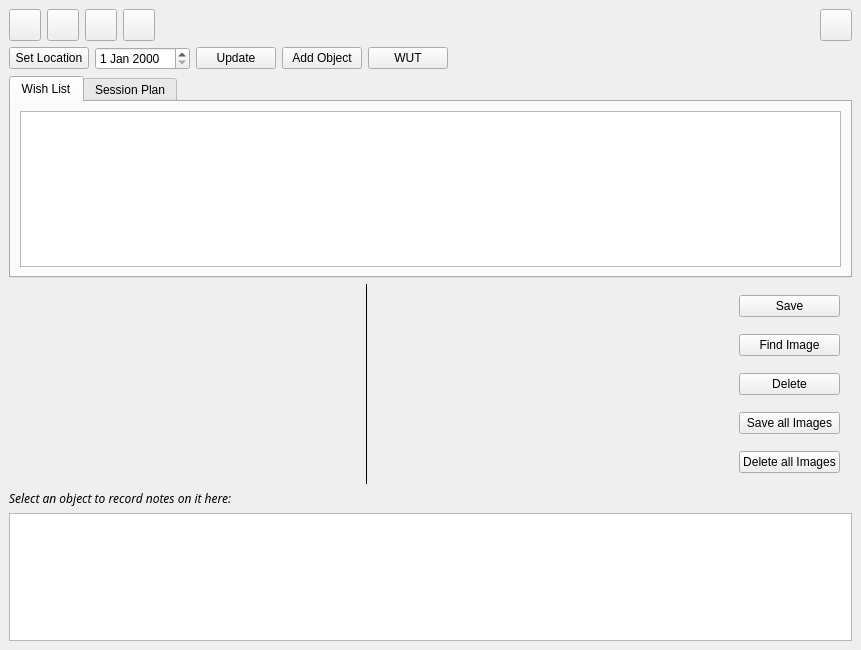
Before: the Qt Designer form kstars/tools/observinglist.ui in KDE/kstars, drawn with Qt 5.
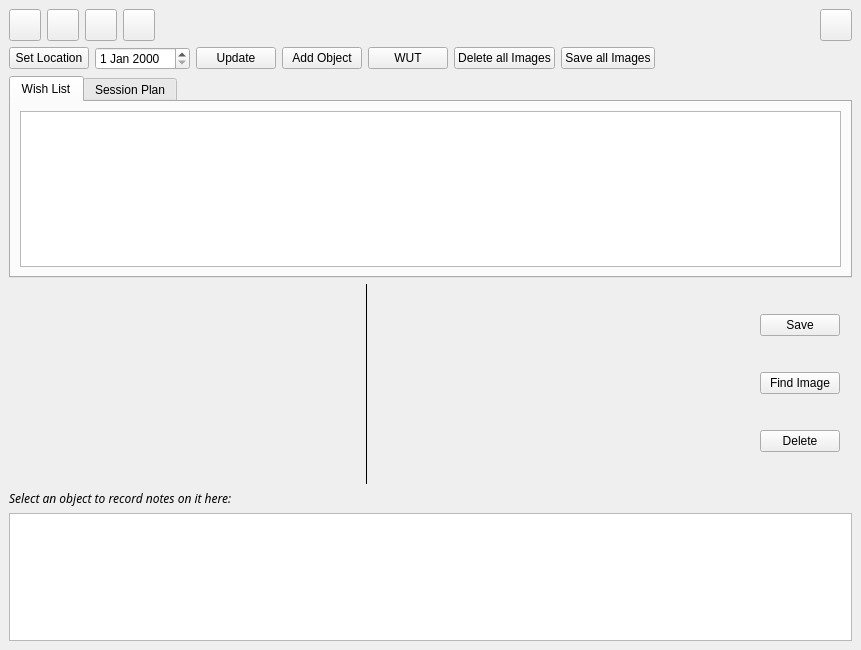
After: the same form once the commit is applied. Custom widgets are drawn as their Qt base class.

Commit message: Moving the Save all images and Delete all images to the top, this makes things look better.

What changed in the file:
```diff
--- a/kstars/tools/observinglist.ui
+++ b/kstars/tools/observinglist.ui
@@ -273,6 +273,26 @@
        </property>
       </widget>
      </item>
+     <item>
+      <widget class="QPushButton" name="DeleteImages">
+       <property name="toolTip">
+        <string>Deletes all the stored DSS/SDSS images</string>
+       </property>
+       <property name="text">
+        <string>Delete all Images</string>
+       </property>
+      </widget>
+     </item>
+     <item>
+      <widget class="QPushButton" name="saveImages">
+       <property name="toolTip">
+        <string>Download the SDSS/DSS images of all the objects in the current list.</string>
+       </property>
+       <property name="text">
+        <string>Save all Images</string>
+       </property>
+      </widget>
+     </item>
      <item>
       <spacer name="horizontalSpacer_2">
        <property name="orientation">
@@ -513,26 +533,6 @@
          </property>
         </widget>
        </item>
-       <item>
-        <widget class="QPushButton" name="saveImages">
-         <property name="toolTip">
-          <string>Download the SDSS/DSS images of all the objects in the current list.</string>
-         </property>
-         <property name="text">
-          <string>Save all Images</string>
-         </property>
-        </widget>
-       </item>
-       <item>
-        <widget class="QPushButton" name="DeleteImages">
-         <property name="toolTip">
-          <string>Deletes all the stored DSS/SDSS images</string>
-         </property>
-         <property name="text">
-          <string>Delete all Images</string>
-         </property>
-        </widget>
-       </item>
       </layout>
      </item>
     </layout>
```
